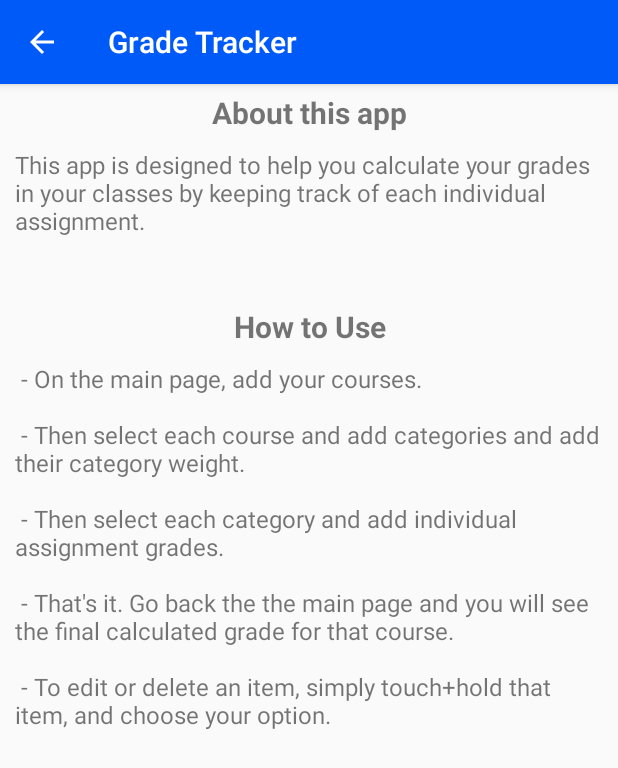
After one commit to csshafiqahmed-zz/GradeTracker-Android, an Android app: the InfoActivity screen opened directly, with no data from a screen before it, on a phone screen of 412 x 824 dp. The commit adds this screen. Shown: the top 768 px of the screen. Run offline under Robolectric (Android 15) with nearby library versions, the phone set to English and light mode, and no system bars.

Commit message:
Added options menu and fixed minor bugs

```diff
--- a/app/src/main/AndroidManifest.xml
+++ b/app/src/main/AndroidManifest.xml
@@ -20,6 +20,7 @@
         </activity>
         <activity android:name=".SecondActivity"></activity>
         <activity android:name=".ThirdActivity"></activity>
+        <activity android:name=".InfoActivity"></activity>
     </application>
 
 </manifest>
--- /dev/null
+++ b/app/src/main/java/com/bhoiwala/grades/gradetracker/InfoActivity.java
@@ -0,0 +1,43 @@
+package com.bhoiwala.grades.gradetracker;
+
+import android.graphics.Color;
+import android.graphics.drawable.ColorDrawable;
+import android.os.Bundle;
+import android.support.v7.app.ActionBar;
+import android.support.v7.app.AppCompatActivity;
+import android.support.v7.widget.Toolbar;
+import android.view.MenuItem;
+import android.widget.TextView;
+
+public class InfoActivity extends AppCompatActivity {
+    @Override
+    protected void onCreate(Bundle savedInstanceState) {
+        super.onCreate(savedInstanceState);
+        setContentView(R.layout.info_layer);
+        ActionBar ab = getSupportActionBar();
+        ab.setTitle("Grade Tracker");
+        ab.setBackgroundDrawable(new ColorDrawable(Color.parseColor("#005af7")));
+        ab.setDisplayHomeAsUpEnabled(true);
+        TextView about = (TextView)findViewById(R.id.aboutTv);
+        about.setText("This app is designed to help you calculate your grades in your " +
+                "classes by keeping track of each individual assignment. ");
+
+        TextView tutorial = (TextView)findViewById(R.id.howToUseTv);
+        tutorial.setText(" - On the main page, add your courses.\n\n" +
+                         " - Then select each course and add categories and add their category weight.\n\n" +
+                         " - Then select each category and add individual assignment grades.\n\n" +
+                         " - That's it. Go back the the main page and you will see the final calculated grade for that course.\n\n" +
+                         " - To edit or delete an item, simply touch+hold that item, and choose your option.");
+    }
+
+    @Override
+    public boolean onOptionsItemSelected(MenuItem item) {
+        switch (item.getItemId()) {
+            case android.R.id.home:
+                this.finish();
+                return true;
+        }
+        return super.onOptionsItemSelected(item);
+    }
+
+}
--- a/app/src/main/java/com/bhoiwala/grades/gradetracker/SecondActivity.java
+++ b/app/src/main/java/com/bhoiwala/grades/gradetracker/SecondActivity.java
@@ -275,6 +275,7 @@ public class SecondActivity extends AppCompatActivity {
             realm.commitTransaction();
         }
     }
+
     public Boolean checkIfExists(String categoryName){
         RealmQuery<Categories> category = realm.where(Categories.class).equalTo("categoryClass", classChosen).equalTo("categoryName", categoryName);
         return category.count() != 0;
--- /dev/null
+++ b/app/src/main/res/layout/info_layer.xml
@@ -0,0 +1,44 @@
+<?xml version="1.0" encoding="utf-8"?>
+<LinearLayout xmlns:android="http://schemas.android.com/apk/res/android"
+    android:orientation="vertical" android:layout_width="match_parent"
+    android:layout_height="match_parent"
+    android:weightSum="1">
+
+    <TextView
+        android:text="About this app"
+        android:layout_width="match_parent"
+        android:layout_height="wrap_content"
+        android:id="@+id/titleTv"
+        android:textSize="20sp"
+        android:layout_marginTop="5sp"
+        android:textAlignment="center"
+        android:textStyle="normal|bold" />
+
+    <TextView
+        android:text="TextView"
+        android:layout_width="match_parent"
+        android:layout_height="wrap_content"
+        android:id="@+id/aboutTv"
+        android:layout_weight="0.10"
+        android:padding="10sp"
+        android:textSize="16sp" />
+
+    <TextView
+        android:text="How to Use"
+        android:layout_width="match_parent"
+        android:layout_height="wrap_content"
+        android:id="@+id/howToUseTitleTv"
+        android:textSize="20sp"
+        android:textAlignment="center"
+        android:textStyle="normal|bold" />
+
+    <TextView
+        android:text="TextView"
+        android:layout_width="match_parent"
+        android:layout_height="wrap_content"
+        android:id="@+id/howToUseTv"
+        android:layout_weight="0.22"
+        android:padding="10sp"
+        android:textSize="16sp" />
+
+</LinearLayout>
--- a/app/src/main/res/values/strings.xml
+++ b/app/src/main/res/values/strings.xml
@@ -1,4 +1,4 @@
 <resources>
-    <string name="app_name">GradeTracker</string>
+    <string name="app_name">Grade Tracker</string>
     <string name="action_settings">Settings</string>
 </resources>
```
Also changed, not shown: app/src/main/java/com/bhoiwala/grades/gradetracker/MainActivity.java (+39 -5 lines), app/src/main/res/menu/menu_main.xml (+21 -3 lines), app/src/main/res/mipmap-hdpi/ic_launcher.png, app/src/main/res/mipmap-mdpi/ic_launcher.png, app/src/main/res/mipmap-xhdpi/ic_launcher.png, app/src/main/res/mipmap-xxhdpi/ic_launcher.png, app/src/main/res/mipmap-xxxhdpi/ic_launcher.png.
